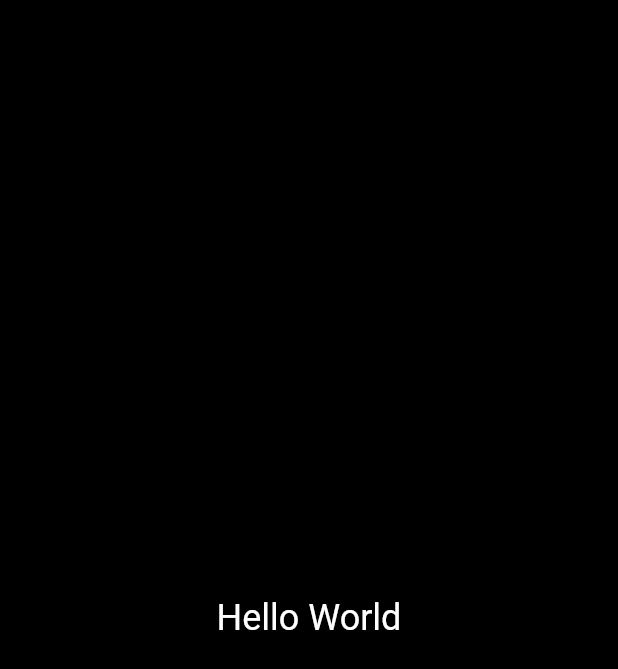
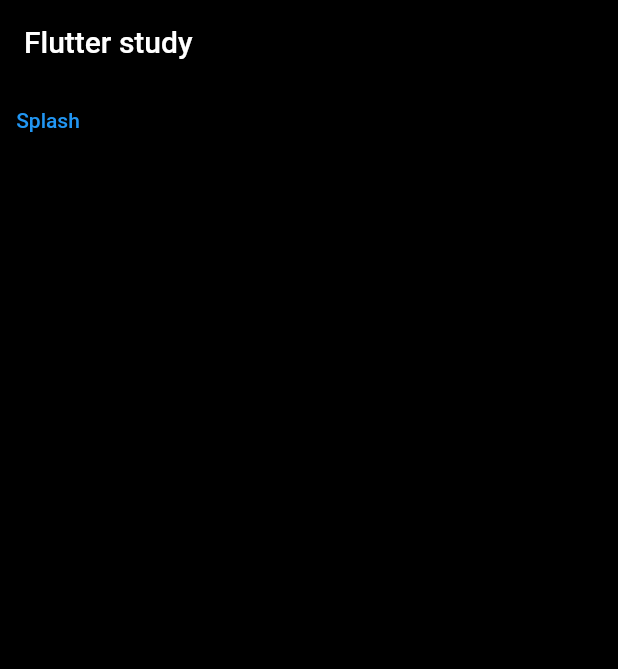
Before and after one commit to seoziyeong/codefactory-flutter, a Flutter app: the screen it shows after launch, on a phone screen of 412 x 824 dp. Shown: the top 669 px of the screen. Run offline on Flutter 3.47's test engine with Material 2 defaults, Android fonts, the phone set to English and light mode, and no system bars.

Commit message:
feat: create home hub

```diff
--- /dev/null
+++ b/lib/screen/home_screen.dart
@@ -0,0 +1,27 @@
+import 'package:codefactory_flutter/screen/splash.dart';
+import 'package:flutter/material.dart';
+
+class HomeScreen extends StatelessWidget {
+  const HomeScreen({super.key});
+
+  @override
+  Widget build(BuildContext context) {
+    return Scaffold(
+      backgroundColor: Colors.black,
+      appBar: AppBar(
+        title: const Text("Flutter study"),
+        backgroundColor: Colors.black,
+      ),
+      body: Column(
+        children: [
+          TextButton(
+            onPressed: () {
+              Navigator.pushNamed(context, "/splash");
+            },
+            child: const Text("Splash"),
+          ),
+        ],
+      ),
+    );
+  }
+}
--- /dev/null
+++ b/lib/screen/splash.dart
@@ -0,0 +1,10 @@
+import 'package:flutter/material.dart';
+
+class Splash extends StatelessWidget {
+  const Splash({super.key});
+
+  @override
+  Widget build(BuildContext context) {
+    return const Placeholder();
+  }
+}
```
Also changed, not shown: lib/main.dart (+9 -13 lines).
